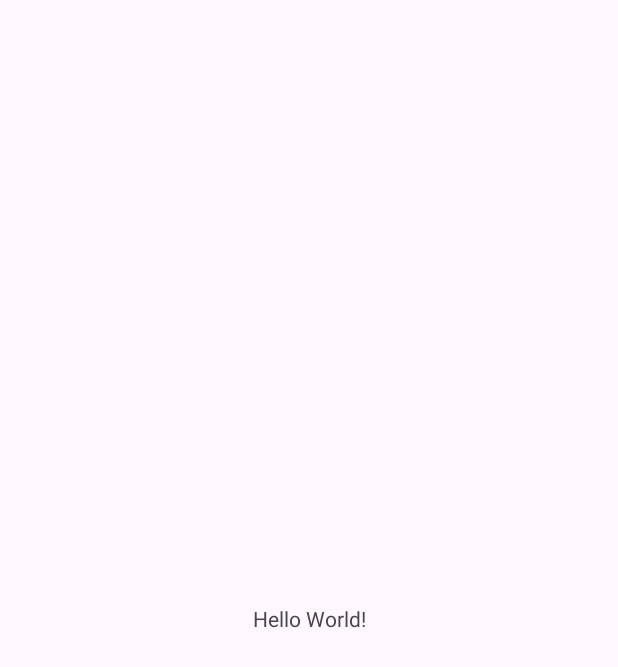
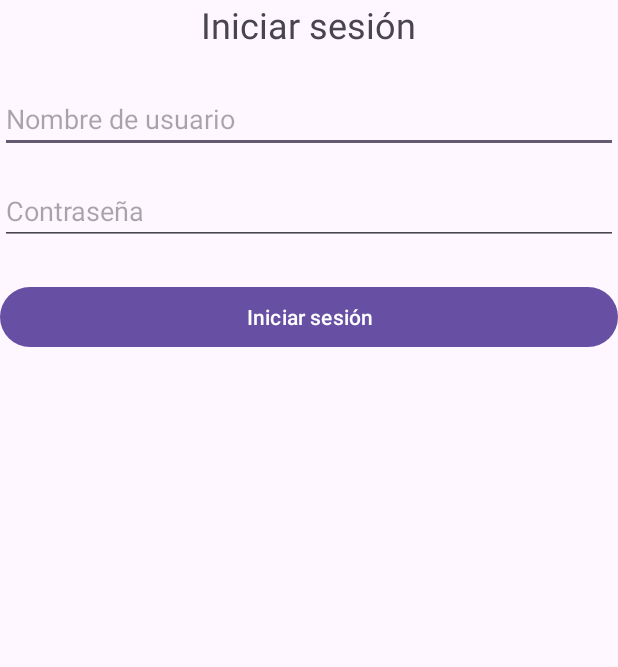
Before and after one commit to JorgeMiraFlores/Desafio2_DSM, an Android app: the screen it shows after launch (MainActivity), on a phone screen of 412 x 824 dp. Before the commit the part shown is almost empty. Shown: the top 667 px of the screen. Run offline under Robolectric (Android 15) with nearby library versions, the phone set to English and light mode, and no system bars.

Commit message:
Requiere de un arreglo en el login porque craseha lol

```diff
--- a/app/src/main/java/com/example/desafio2/MainActivity.kt
+++ b/app/src/main/java/com/example/desafio2/MainActivity.kt
@@ -1,20 +1,54 @@
 package com.example.desafio2
 
+import SelectProductActivity
+import android.content.Intent
 import android.os.Bundle
+import android.widget.Button
+import android.widget.EditText
 import androidx.activity.enableEdgeToEdge
 import androidx.appcompat.app.AppCompatActivity
 import androidx.core.view.ViewCompat
 import androidx.core.view.WindowInsetsCompat
 
 class MainActivity : AppCompatActivity() {
+    private val usuariosValidos = mapOf(
+        "user" to "123",
+        "user2" to "password2",
+        "user3" to "password3",
+        "user4" to "password4",
+        "user5" to "password5"
+    )
+
     override fun onCreate(savedInstanceState: Bundle?) {
         super.onCreate(savedInstanceState)
         enableEdgeToEdge()
-        setContentView(R.layout.activity_main)
+        setContentView(R.layout.activity_login)
         ViewCompat.setOnApplyWindowInsetsListener(findViewById(R.id.main)) { v, insets ->
             val systemBars = insets.getInsets(WindowInsetsCompat.Type.systemBars())
             v.setPadding(systemBars.left, systemBars.top, systemBars.right, systemBars.bottom)
             insets
         }
+
+        val btnLogin: Button = findViewById(R.id.btnLogin)
+        btnLogin.setOnClickListener {
+            handleLogin()
+        }
+    }
+
+    private fun handleLogin() {
+        val etUsername: EditText = findViewById(R.id.etUsername)
+        val etPassword: EditText = findViewById(R.id.etPassword)
+        val username = etUsername.text.toString()
+        val password = etPassword.text.toString()
+
+        if (usuariosValidos[username] == password) {
+            // Login exitoso, redirigir a la pantalla de selección de productos
+            val intent = Intent(this, SelectProductActivity::class.java)
+            startActivity(intent)
+            finish()
+        } else {
+            // Mostrar mensaje de error
+            etPassword.error = "Credenciales incorrectas"
+        }
     }
 }
--- /dev/null
+++ b/app/src/main/java/com/example/desafio2/Producto.kt
@@ -0,0 +1,5 @@
+data class Producto(
+    val id: Int,
+    val nombre: String,
+    val precio: Double
+)
--- /dev/null
+++ b/app/src/main/res/layout/activity_login.xml
@@ -0,0 +1,44 @@
+<?xml version="1.0" encoding="utf-8"?>
+<RelativeLayout xmlns:android="http://schemas.android.com/apk/res/android"
+    android:id="@+id/main"
+    android:layout_width="match_parent"
+    android:layout_height="match_parent"
+    android:padding="16dp">
+
+    <TextView
+        android:id="@+id/tvLoginTitle"
+        android:layout_width="wrap_content"
+        android:layout_height="wrap_content"
+        android:text="@string/iniciar_sesi_n"
+        android:textSize="24sp"
+        android:layout_centerHorizontal="true"
+        android:layout_marginBottom="24dp"/>
+
+    <EditText
+        android:id="@+id/etUsername"
+        android:layout_width="match_parent"
+        android:layout_height="wrap_content"
+        android:autofillHints=""
+        android:hint="@string/nombre_de_usuario"
+        android:inputType="text"
+        android:layout_below="@id/tvLoginTitle"
+        android:layout_marginBottom="16dp"/>
+
+    <EditText
+        android:id="@+id/etPassword"
+        android:layout_width="match_parent"
+        android:layout_height="wrap_content"
+        android:autofillHints=""
+        android:hint="@string/contrase_a"
+        android:inputType="textPassword"
+        android:layout_below="@id/etUsername"
+        android:layout_marginBottom="24dp"/>
+
+    <Button
+        android:id="@+id/btnLogin"
+        android:layout_width="match_parent"
+        android:layout_height="wrap_content"
+        android:text="@string/iniciar_sesi_n"
+        android:layout_below="@id/etPassword"/>
+
+</RelativeLayout>
--- a/app/src/main/res/layout/activity_main.xml
+++ /dev/null
@@ -1,19 +0,0 @@
-<?xml version="1.0" encoding="utf-8"?>
-<androidx.constraintlayout.widget.ConstraintLayout xmlns:android="http://schemas.android.com/apk/res/android"
-    xmlns:app="http://schemas.android.com/apk/res-auto"
-    xmlns:tools="http://schemas.android.com/tools"
-    android:id="@+id/main"
-    android:layout_width="match_parent"
-    android:layout_height="match_parent"
-    tools:context=".MainActivity">
-
-    <TextView
-        android:layout_width="wrap_content"
-        android:layout_height="wrap_content"
-        android:text="Hello World!"
-        app:layout_constraintBottom_toBottomOf="parent"
-        app:layout_constraintEnd_toEndOf="parent"
-        app:layout_constraintStart_toStartOf="parent"
-        app:layout_constraintTop_toTopOf="parent" />
-
-</androidx.constraintlayout.widget.ConstraintLayout>
--- a/app/src/main/res/values/strings.xml
+++ b/app/src/main/res/values/strings.xml
@@ -1,3 +1,7 @@
 <resources>
     <string name="app_name">Desafio2</string>
+    <string name="contrase_a">Contraseña</string>
+    <string name="iniciar_sesi_n">Iniciar sesión</string>
+    <string name="nombre_de_usuario">Nombre de usuario</string>
+    <string name="seleccionar_medicamentos">Seleccionar Medicamentos</string>
 </resources>
```
Also changed, not shown: app/src/main/java/com/example/desafio2/Carrito.kt (added, +13 -0 lines), app/src/main/java/com/example/desafio2/ProductoAdapter.kt (added, +32 -0 lines), app/src/main/java/com/example/desafio2/SelectProductActivity.kt (added, +35 -0 lines), app/src/main/res/layout/activity_select_product.xml (added, +22 -0 lines), app/src/main/res/layout/item_producto.xml (added, +27 -0 lines).
